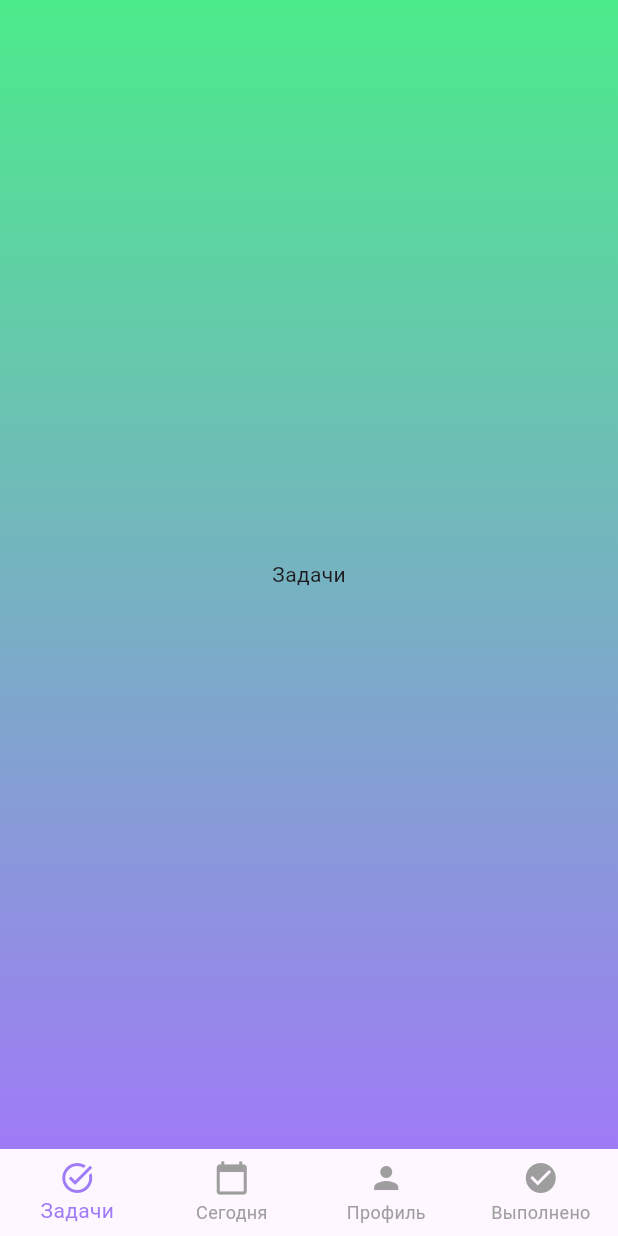
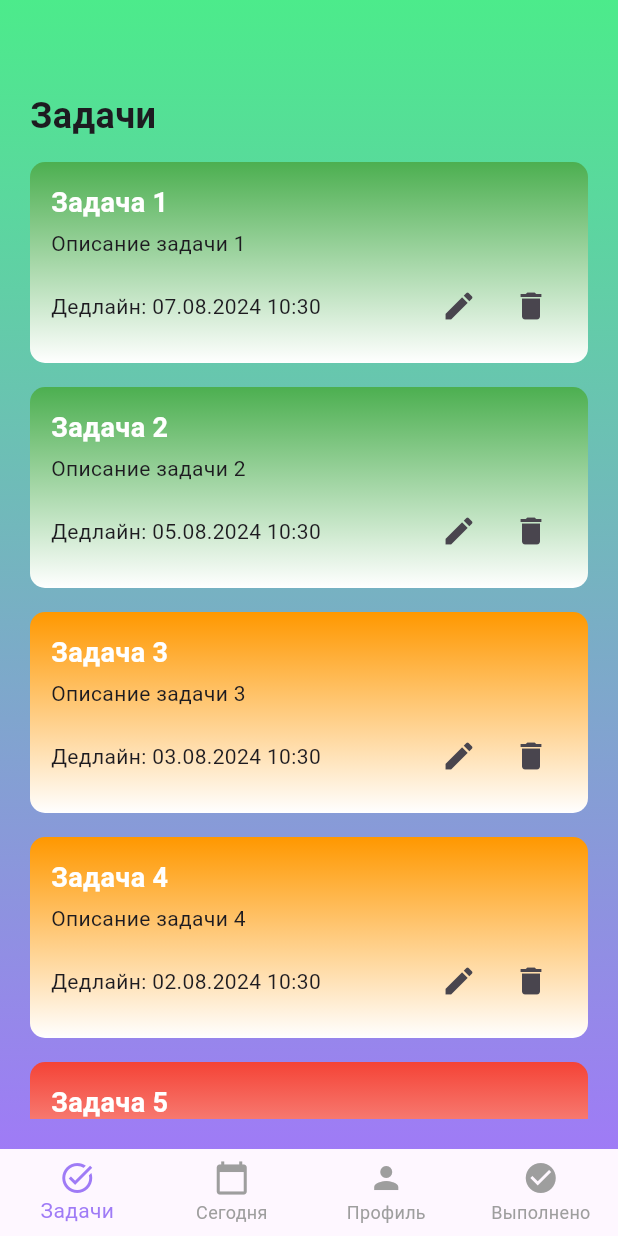
Before and after one commit to i-am-helen/dodiddone, a Flutter app: the MainPage screen opened directly, on a phone screen of 412 x 824 dp. Run offline on Flutter 3.47's test engine with Material 3 defaults, Android fonts, the phone set to English and light mode, and no system bars.

Commit message:
All tasks

```diff
--- a/lib/pages/main_page.dart
+++ b/lib/pages/main_page.dart
@@ -1,3 +1,4 @@
+import 'package:dodiddone/screens/all_tasks.dart';
 import 'package:flutter/material.dart';
 import 'package:dodiddone/theme/theme.dart'; // Импортируем тему
 import 'package:dodiddone/screens/profile.dart'; // Импортируем ProfilePage
@@ -12,10 +13,10 @@ class MainPage extends StatefulWidget {
 class _MainPageState extends State<MainPage> {
   int _selectedIndex = 0;
 
-  static const List<Widget> _widgetOptions = <Widget>[
-    Text('Задачи'),
+  static List<Widget> _widgetOptions = <Widget>[
+    TasksPage(),
     Text('Сегодня'),
-    ProfilePage(), // Заменяем Text на ProfilePage
+    ProfilePage(),
     Text('Выполнено'),
   ];
 
--- /dev/null
+++ b/lib/screens/all_tasks.dart
@@ -0,0 +1,81 @@
+import 'package:flutter/material.dart';
+import 'package:dodiddone/widgets/task_item.dart'; // Импортируем TaskItem
+
+class TasksPage extends StatelessWidget {
+  TasksPage({Key? key}) : super(key: key); // Remove 'const'
+
+  // Sample task data (replace with actual data)
+  final List<Map<String, dynamic>> tasks = [
+    {
+      'title': 'Задача 1',
+      'description': 'Описание задачи 1',
+      'deadline': DateTime.now().add(Duration(days: 7)),
+      'urgency': TaskUrgency.low,
+    },
+    {
+      'title': 'Задача 2',
+      'description': 'Описание задачи 2',
+      'deadline': DateTime.now().add(Duration(days: 5)),
+      'urgency': TaskUrgency.low,
+    },
+    {
+      'title': 'Задача 3',
+      'description': 'Описание задачи 3',
+      'deadline': DateTime.now().add(Duration(days: 3)),
+      'urgency': TaskUrgency.medium,
+    },
+    {
+      'title': 'Задача 4',
+      'description': 'Описание задачи 4',
+      'deadline': DateTime.now().add(Duration(days: 2)),
+      'urgency': TaskUrgency.medium,
+    },
+    {
+      'title': 'Задача 5',
+      'description': 'Описание задачи 5',
+      'deadline': DateTime.now().add(Duration(days: 1)),
+      'urgency': TaskUrgency.high,
+    },
+    {
+      'title': 'Задача 6',
+      'description': 'Описание задачи 6',
+      'deadline': DateTime.now().add(Duration(hours: 12)),
+      'urgency': TaskUrgency.high,
+    },
+  ];
+
+  @override
+  Widget build(BuildContext context) {
+    return Container(
+      padding: const EdgeInsets.all(20.0),
+      child: Column(
+        crossAxisAlignment: CrossAxisAlignment.start,
+        children: [
+          const SizedBox(height: 40), // Добавляем отступ сверху
+          const Text(
+            'Задачи',
+            style: TextStyle(
+              fontSize: 24,
+              fontWeight: FontWeight.bold,
+            ),
+          ),
+          const SizedBox(height: 14), // Убираем отступ после заголовка
+          Expanded(
+            child: ListView.builder(
+              padding: EdgeInsets.zero, // Убираем отступ у ListView
+              itemCount: tasks.length, // Use actual task count
+              itemBuilder: (context, index) {
+                return TaskItem(
+                  title: tasks[index]['title'],
+                  description: tasks[index]['description'],
+                  deadline: tasks[index]['deadline'],
+                  urgency: tasks[index]['urgency'], // Get urgency from data
+                );
+              },
+            ),
+          ),
+        ],
+      ),
+    );
+  }
+}
--- /dev/null
+++ b/lib/widgets/task_item.dart
@@ -0,0 +1,102 @@
+import 'package:flutter/material.dart';
+
+class TaskItem extends StatelessWidget {
+  final String title;
+  final String description;
+  final DateTime deadline;
+  final TaskUrgency urgency; // Добавляем поле для срочности
+
+  const TaskItem({
+    Key? key,
+    required this.title,
+    required this.description,
+    required this.deadline,
+    required this.urgency,
+  }) : super(key: key);
+
+  @override
+  Widget build(BuildContext context) {
+    return Container( // Обертка для всей задачи с градиентом
+      margin: const EdgeInsets.only(bottom: 16), // Отступ между задачами
+      decoration: BoxDecoration(
+        gradient: getGradientForUrgency(urgency), // Получаем градиент
+        borderRadius: BorderRadius.circular(10),
+      ),
+      padding: const EdgeInsets.all(14.0),
+      child: Column(
+        crossAxisAlignment: CrossAxisAlignment.start,
+        children: [
+          const SizedBox(height: 0), // Уменьшаем отступ сверху
+          Text(
+            title,
+            style: const TextStyle(
+              fontSize: 18,
+              fontWeight: FontWeight.bold,
+              color: Colors.white, // Белый текст для контраста
+            ),
+          ),
+          const SizedBox(height: 4), // Уменьшаем отступ после заголовка
+          Text(
+            description,
+            style: const TextStyle(fontSize: 14),
+          ),
+          const SizedBox(height: 8),
+          Row( // Добавляем Row для кнопок
+            mainAxisAlignment: MainAxisAlignment.spaceBetween, // Располагаем кнопки по краям
+            children: [
+              Text(
+                'Дедлайн: ${deadline.day.toString().padLeft(2, '0')}.${deadline.month.toString().padLeft(2, '0')}.${deadline.year} ${deadline.hour.toString().padLeft(2, '0')}:${deadline.minute.toString().padLeft(2, '0')}',
+                style: const TextStyle(fontSize: 14),
+              ),
+              Row( // Добавляем Row для кнопок
+                children: [
+                  IconButton(
+                    onPressed: () {
+                      // Обработка нажатия на кнопку "Редактировать"
+                      print('Редактировать задачу');
+                    },
+                    icon: const Icon(Icons.edit),
+                  ),
+                  IconButton(
+                    onPressed: () {
+                      // Обработка нажатия на кнопку "Удалить"
+                      print('Удалить задачу');
+                    },
+                    icon: const Icon(Icons.delete),
+                  ),
+                ],
+              ),
+            ],
+          ),
+        ],
+      ),
+    );
+  }
+
+  // Функция для получения градиента в зависимости от срочности
+  LinearGradient getGradientForUrgency(TaskUrgency urgency) {
+    switch (urgency) {
+      case TaskUrgency.high:
+        return LinearGradient(
+          colors: [Colors.red, Colors.white], // Добавляем красный цвет в конце
+          begin: Alignment.topCenter, // Начало градиента в верхнем центре
+          end: Alignment.bottomCenter, // Конец градиента в нижнем центре
+        );
+      case TaskUrgency.medium:
+        return LinearGradient(
+          colors: [Colors.orange, Colors.white], // Добавляем оранжевый цвет в конце
+          begin: Alignment.topCenter, // Начало градиента в верхнем центре
+          end: Alignment.bottomCenter, // Конец градиента в нижнем центре
+        );
+      case TaskUrgency.low:
+        return LinearGradient(
+          colors: [Colors.green, Colors.white], // Добавляем зеленый цвет в конце
+          begin: Alignment.topCenter, // Начало градиента в верхнем центре
+          end: Alignment.bottomCenter, // Конец градиента в нижнем центре
+        );
+    }
+  }
+}
+
+// Перечисление для срочности задач
+enum TaskUrgency { high, medium, low }
```
